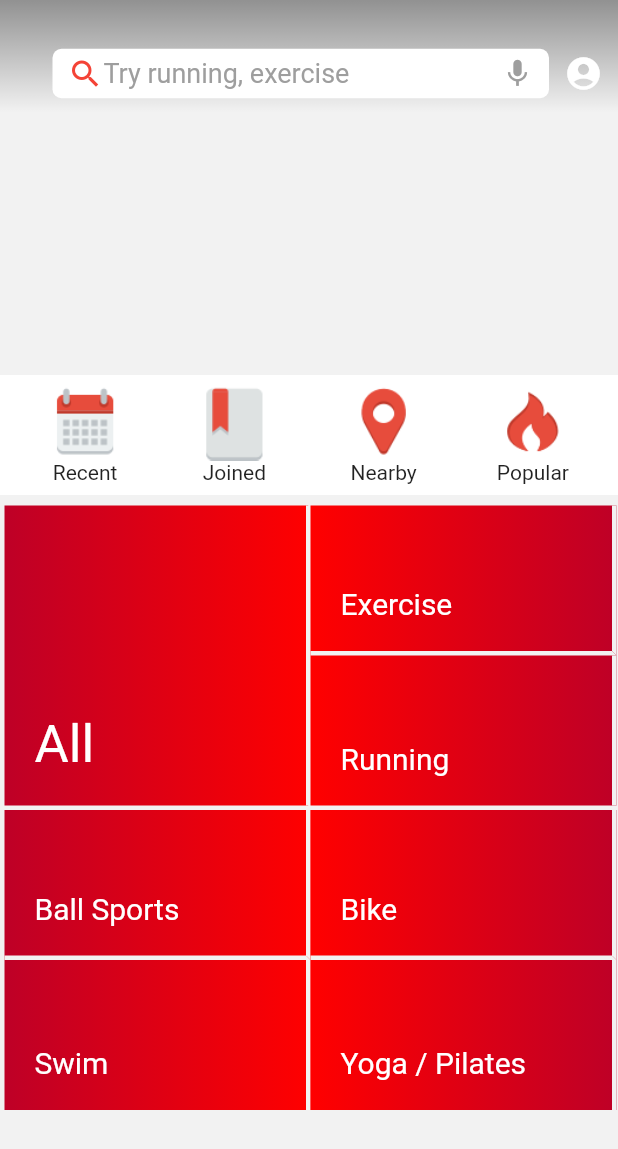
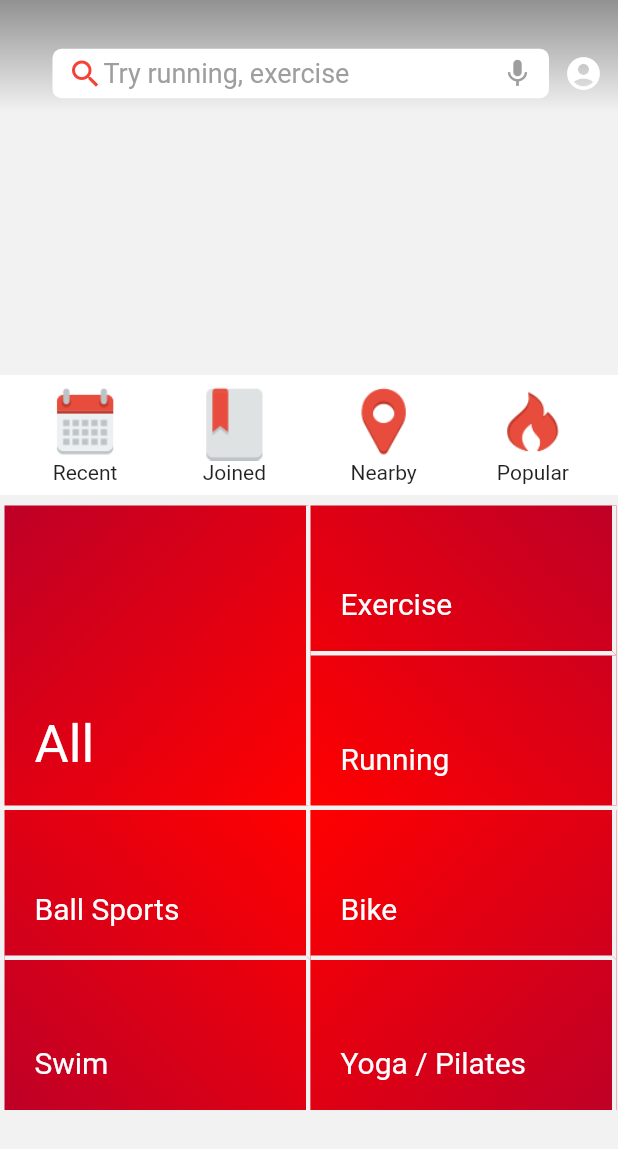
Before and after one commit to Casuy/mobile_frontend, a Flutter app: the HomePage screen opened directly, on a phone screen of 412 x 824 dp. Shown: the top 1149 px of the screen. Run offline on Flutter 3.47's test engine with Material 2 defaults, Android fonts, the light colour scheme and no system bars; our stand-ins replace flutter_swiper, geolocator, google_maps_flutter, permission_handler; missing offline and left inert: flutter_webview_plugin; accounts and stored records are empty; network calls fail.

Commit message:
grid nav color

```diff
--- a/flutter_events/lib/widget/grid_nav.dart
+++ b/flutter_events/lib/widget/grid_nav.dart
@@ -22,6 +22,7 @@ class GridNav extends StatelessWidget {
             MaterialPageRoute(
                 builder: (context) => EventsPage(
                       type: title.toLowerCase(),
+                      title: title,
                     )));
       },
       child: widget,
@@ -38,15 +39,18 @@ class GridNav extends StatelessWidget {
     Widget mainItem = _mainItem(context);
     Widget doubleItems = _doubleItems(context, 'Exercise', 'Running');
     return Row(
-      children: <Widget>[mainItem, Container(
-        decoration: BoxDecoration(
-          gradient: LinearGradient(
-              begin: Alignment.centerRight,
-              end: Alignment.centerLeft,
-              colors: [Color(0xffbe0027), Color(0xffff0000)]),
+      children: <Widget>[
+        mainItem,
+        Container(
+          decoration: BoxDecoration(
+            gradient: LinearGradient(
+                begin: Alignment.topRight,
+                end: Alignment.bottomLeft,
+                colors: [Color(0xffbe0027), Color(0xffff0000)]),
+          ),
+          child: doubleItems,
         ),
-        child: doubleItems,
-      ),],
+      ],
     );
   }
 
@@ -60,8 +64,8 @@ class GridNav extends StatelessWidget {
           Container(
             decoration: BoxDecoration(
               gradient: LinearGradient(
-                  begin: Alignment.centerLeft,
-                  end: Alignment.centerRight,
+                  begin: Alignment.bottomLeft,
+                  end: Alignment.topRight,
                   colors: [Color(0xffbe0027), Color(0xffff0000)]),
             ),
             child: firstDouble,
@@ -69,8 +73,8 @@ class GridNav extends StatelessWidget {
           Container(
             decoration: BoxDecoration(
               gradient: LinearGradient(
-                  begin: Alignment.centerRight,
-                  end: Alignment.centerLeft,
+                  begin: Alignment.bottomRight,
+                  end: Alignment.topLeft,
                   colors: [Color(0xffbe0027), Color(0xffff0000)]),
             ),
             child: secondDouble,
@@ -99,8 +103,8 @@ class GridNav extends StatelessWidget {
           decoration: BoxDecoration(
             border: Border(right: borderSide),
             gradient: LinearGradient(
-                begin: Alignment.centerLeft,
-                end: Alignment.centerRight,
+                begin: Alignment.topLeft,
+                end: Alignment.bottomRight,
                 colors: [Color(0xffbe0027), Color(0xffff0000)]),
           ),
           child: Container(
```
Also changed, not shown: flutter_events/lib/pages/events_page.dart (+65 -10 lines), flutter_events/lib/widget/local_nav.dart (+15 -17 lines).
